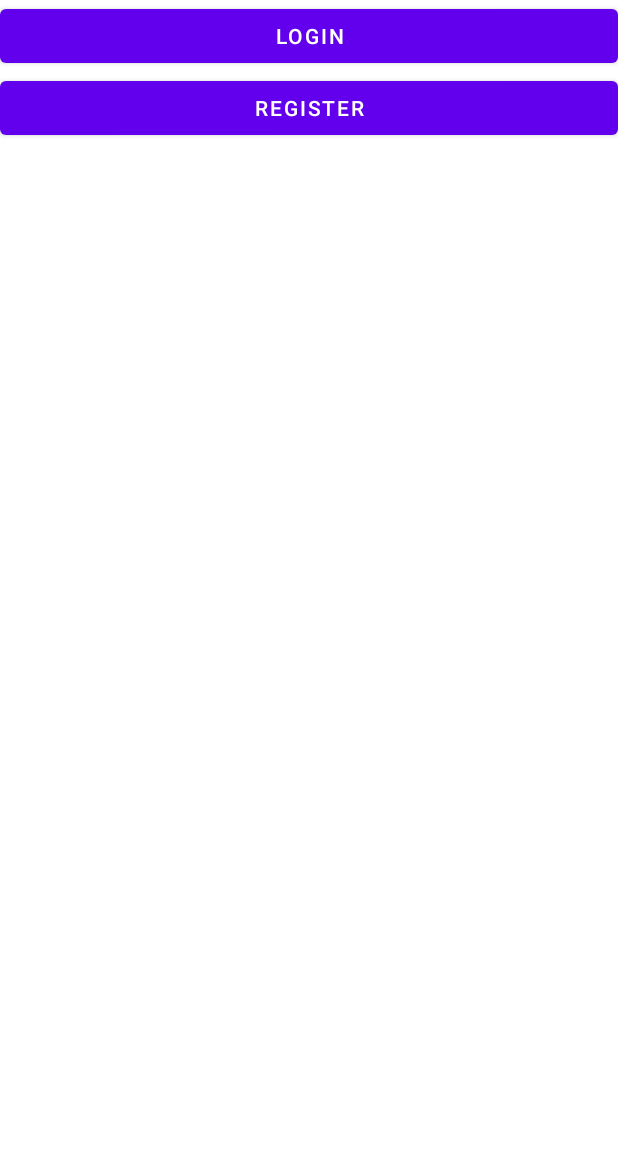
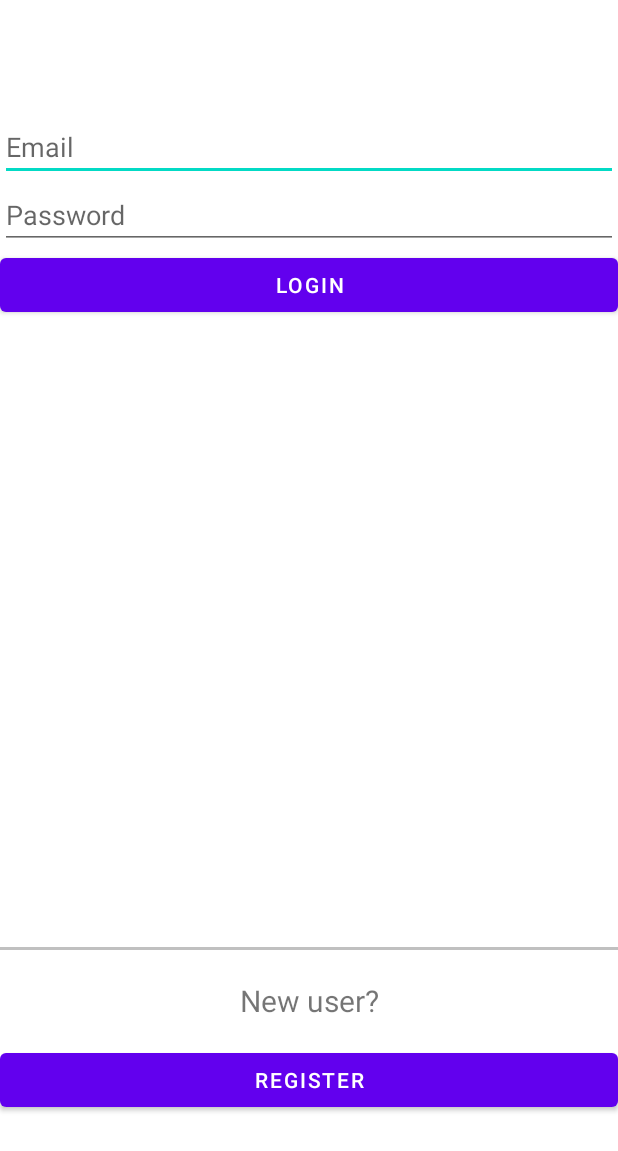
Before and after one commit to StephenHalligan/Chef-Swipe, an Android app: the screen it shows after launch (ChooseLoginOrRegisterActivity before the commit, LoginActivity after it), on a phone screen of 412 x 824 dp. Shown: the top 1151 px of the screen. Run offline under Robolectric (Android 15) with nearby library versions, the phone set to English and light mode, and no system bars; our stand-ins replace Firebase (no records; nobody signed in at launch, a user with empty details on screens opened directly).

Commit message:
Login / registration pages
Made one page for login / selecting  to register

```diff
--- a/app/src/main/AndroidManifest.xml
+++ b/app/src/main/AndroidManifest.xml
@@ -15,9 +15,6 @@
             android:name=".SavedRecipes.SavedRecipesActivity"
             android:exported="false" />
         <activity
-            android:name=".LoginRegistry.LoginActivity"
-            android:exported="false" />
-        <activity
             android:name=".LoginRegistry.RegisterActivity"
             android:exported="false" />
         <activity
@@ -27,7 +24,7 @@
             android:name=".ProfileViewActivity"
             android:exported="false" />
         <activity
-            android:name=".LoginRegistry.ChooseLoginOrRegisterActivity"
+            android:name=".LoginRegistry.LoginActivity"
             android:exported="true">
             <intent-filter>
                 <action android:name="android.intent.action.MAIN" />
--- a/app/src/main/java/com/example/chefswipe/LoginRegistry/LoginActivity.java
+++ b/app/src/main/java/com/example/chefswipe/LoginRegistry/LoginActivity.java
@@ -38,6 +38,7 @@ public class LoginActivity extends AppCompatActivity {
         };
 
         Button mLogin = (Button) findViewById(R.id.Login);
+        Button mRegister = (Button) findViewById(R.id.Register);
 
         mEmail = (EditText) findViewById(R.id.Email);
         mPassword = (EditText) findViewById(R.id.Password);
@@ -53,6 +54,14 @@ public class LoginActivity extends AppCompatActivity {
                 }
             });
         });
+
+        //Register button
+        mRegister.setOnClickListener(view -> {
+            Intent intent = new Intent(LoginActivity.this, RegisterActivity.class);
+            startActivity(intent);
+            finish();
+        });
+
     }
 
     @Override
--- a/app/src/main/java/com/example/chefswipe/MainActivity.java
+++ b/app/src/main/java/com/example/chefswipe/MainActivity.java
@@ -64,7 +64,6 @@ public class MainActivity extends AppCompatActivity implements BottomNavigationV
         setContentView(R.layout.activity_main);
 
         bottomNavigation = findViewById(R.id.bottomNavigation);
-
         bottomNavigation.setOnNavigationItemSelectedListener(this);
         bottomNavigation.setSelectedItemId(R.id.home);
 
@@ -159,6 +158,8 @@ public class MainActivity extends AppCompatActivity implements BottomNavigationV
 
     }
 
+
+    //Updates array adapter & changes visibility of tags
     public void updateArrayAdapter() {
 
         TextView veganTag = (TextView) findViewById(R.id.veganTag);
--- a/app/src/main/java/com/example/chefswipe/SavedRecipes/SavedRecipesActivity.java
+++ b/app/src/main/java/com/example/chefswipe/SavedRecipes/SavedRecipesActivity.java
@@ -94,6 +94,10 @@ public class SavedRecipesActivity extends AppCompatActivity implements BottomNav
                         FetchSavedRecipeInformation(savedRecipe.getKey());
                     }
                 }
+
+                if (!dataSnapshot.exists()) {
+
+                }
             }
 
             @Override
--- a/app/src/main/res/layout/activity_login.xml
+++ b/app/src/main/res/layout/activity_login.xml
@@ -1,5 +1,5 @@
 <?xml version="1.0" encoding="utf-8"?>
-<LinearLayout xmlns:android="http://schemas.android.com/apk/res/android"
+<androidx.constraintlayout.widget.ConstraintLayout xmlns:android="http://schemas.android.com/apk/res/android"
     xmlns:app="http://schemas.android.com/apk/res-auto"
     xmlns:tools="http://schemas.android.com/tools"
     android:layout_width="match_parent"
@@ -8,21 +8,53 @@
     android:orientation="vertical">
 
     <EditText
+        app:layout_constraintTop_toTopOf="parent"
+        android:layout_marginTop="75dp"
         android:layout_width="match_parent"
         android:layout_height="wrap_content"
         android:hint="Email"
         android:id="@+id/Email"/>
 
     <EditText
+        app:layout_constraintTop_toBottomOf="@id/Email"
         android:layout_width="match_parent"
         android:layout_height="wrap_content"
         android:hint="Password"
         android:id="@+id/Password"/>
 
     <Button
+        app:layout_constraintTop_toBottomOf="@id/Password"
         android:layout_width="match_parent"
         android:layout_height="wrap_content"
         android:text="Login"
         android:id="@+id/Login"/>
 
-</LinearLayout>
+    <View
+        app:layout_constraintBottom_toTopOf="@id/newUser"
+        android:layout_width="match_parent"
+        android:layout_height="2dp"
+        android:layout_marginTop="80dp"
+        android:background="#c0c0c0"
+        android:layout_marginBottom="20dp"
+        android:id="@+id/HorLine" />
+
+    <TextView
+        app:layout_constraintBottom_toTopOf="@id/Register"
+        android:id="@+id/newUser"
+        android:layout_width="match_parent"
+        android:layout_height="wrap_content"
+        android:layout_marginBottom="15dp"
+        android:textSize="20sp"
+        android:gravity="center"
+        android:text="New user?"/>
+
+    <Button
+        android:layout_width="match_parent"
+        android:layout_height="wrap_content"
+        android:layout_marginTop="12dp"
+        android:layout_marginBottom="80dp"
+        android:text="Register"
+        android:id="@+id/Register"
+        app:layout_constraintBottom_toBottomOf="parent"/>
+
+</androidx.constraintlayout.widget.ConstraintLayout>
--- a/app/src/main/res/layout/activity_register.xml
+++ b/app/src/main/res/layout/activity_register.xml
@@ -67,7 +67,8 @@
         app:layout_constraintTop_toBottomOf="@id/SelectCookbookText" />
 
     <Button
-        app:layout_constraintBottom_toBottomOf="parent"
+        app:layout_constraintTop_toBottomOf="@id/SelectCookbookText"
+        android:layout_marginTop="80dp"
         android:layout_marginBottom="90sp"
         android:layout_width="match_parent"
         android:layout_height="wrap_content"
```
Also changed, not shown: app/build.gradle (+21 -18 lines), app/src/main/java/com/example/chefswipe/LoginRegistry/RegisterActivity.java (+7 -1 lines), app/src/main/java/com/example/chefswipe/ProfileViewActivity.java (+18 -3 lines), app/src/main/res/layout/activity_saved_recipes.xml (+12 -0 lines), 8 other files.
